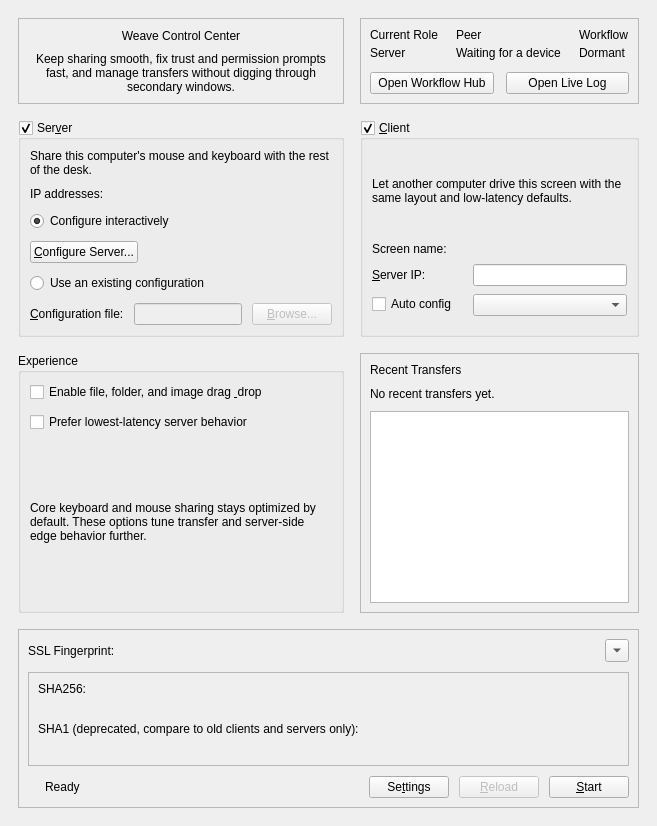
Above: src/gui/src/MainWindowBase.ui from zzt5678/barrier-enhanced before the change. Below: the same form after it.
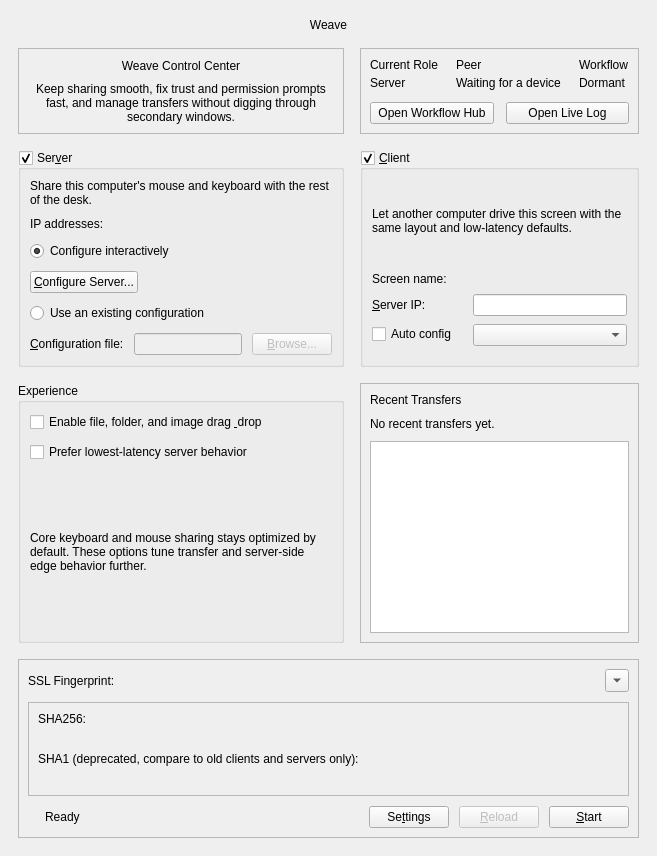
That is the form after the change. Icons and pictures are not drawn.

Commit message: Make the Weave brand visible in the header and tray

```diff
--- a/src/gui/src/MainWindowBase.ui
+++ b/src/gui/src/MainWindowBase.ui
@@ -31,7 +31,17 @@
     <property name="verticalSpacing">
      <number>16</number>
     </property>
-    <item row="0" column="0">
+    <item row="0" column="0" colspan="2">
+     <widget class="QLabel" name="m_pLabelWindowBrand">
+      <property name="text">
+       <string>Weave</string>
+      </property>
+      <property name="alignment">
+       <set>Qt::AlignCenter</set>
+      </property>
+     </widget>
+    </item>
+    <item row="1" column="0">
      <widget class="QFrame" name="heroCard">
       <property name="frameShape">
        <enum>QFrame::StyledPanel</enum>
@@ -69,7 +79,7 @@
       </layout>
      </widget>
     </item>
-    <item row="0" column="1">
+    <item row="1" column="1">
      <widget class="QFrame" name="overviewCard">
       <property name="frameShape">
        <enum>QFrame::StyledPanel</enum>
@@ -154,7 +164,7 @@
       </layout>
      </widget>
     </item>
-    <item row="1" column="0">
+    <item row="2" column="0">
      <widget class="QGroupBox" name="m_pGroupServer">
       <property name="sizePolicy">
        <sizepolicy hsizetype="Preferred" vsizetype="Preferred">
@@ -293,7 +303,7 @@
       </layout>
      </widget>
     </item>
-    <item row="1" column="1">
+    <item row="2" column="1">
      <widget class="QGroupBox" name="m_pGroupClient">
       <property name="sizePolicy">
        <sizepolicy hsizetype="Preferred" vsizetype="Preferred">
@@ -390,7 +400,7 @@
       </layout>
      </widget>
     </item>
-    <item row="2" column="0">
+    <item row="3" column="0">
      <widget class="QGroupBox" name="m_pGroupExperience">
       <property name="title">
        <string>Experience</string>
@@ -429,7 +439,7 @@
       </layout>
      </widget>
     </item>
-    <item row="2" column="1">
+    <item row="3" column="1">
      <widget class="QFrame" name="workflowCard">
       <property name="frameShape">
        <enum>QFrame::StyledPanel</enum>
@@ -477,7 +487,7 @@
       </layout>
      </widget>
     </item>
-    <item row="3" column="0" colspan="2">
+    <item row="4" column="0" colspan="2">
      <widget class="QFrame" name="footerCard">
       <property name="frameShape">
        <enum>QFrame::StyledPanel</enum>
```
The commit also changes 7 other files.
